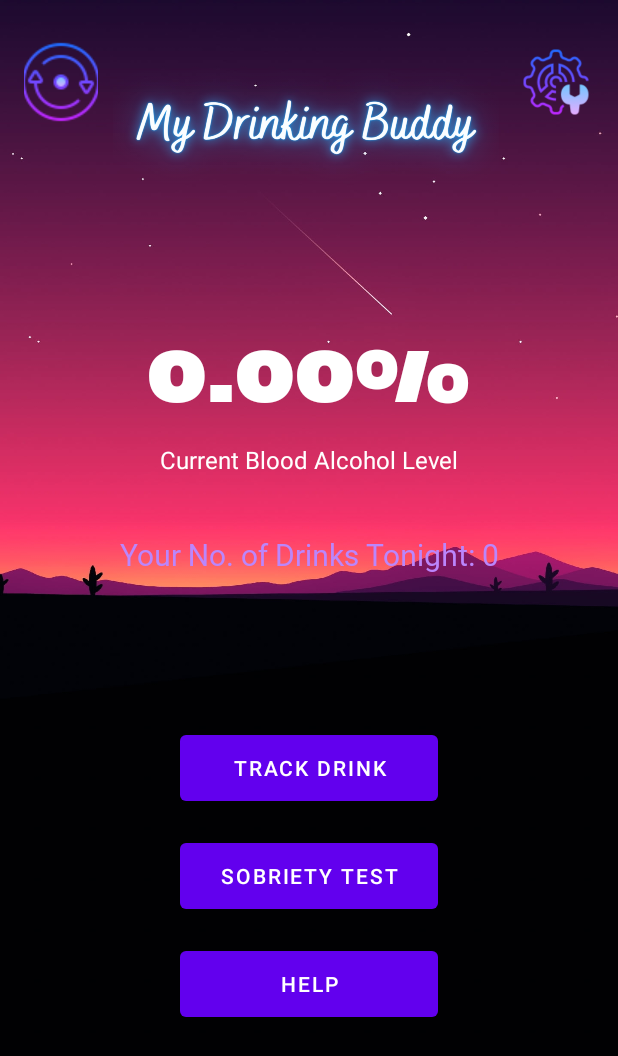
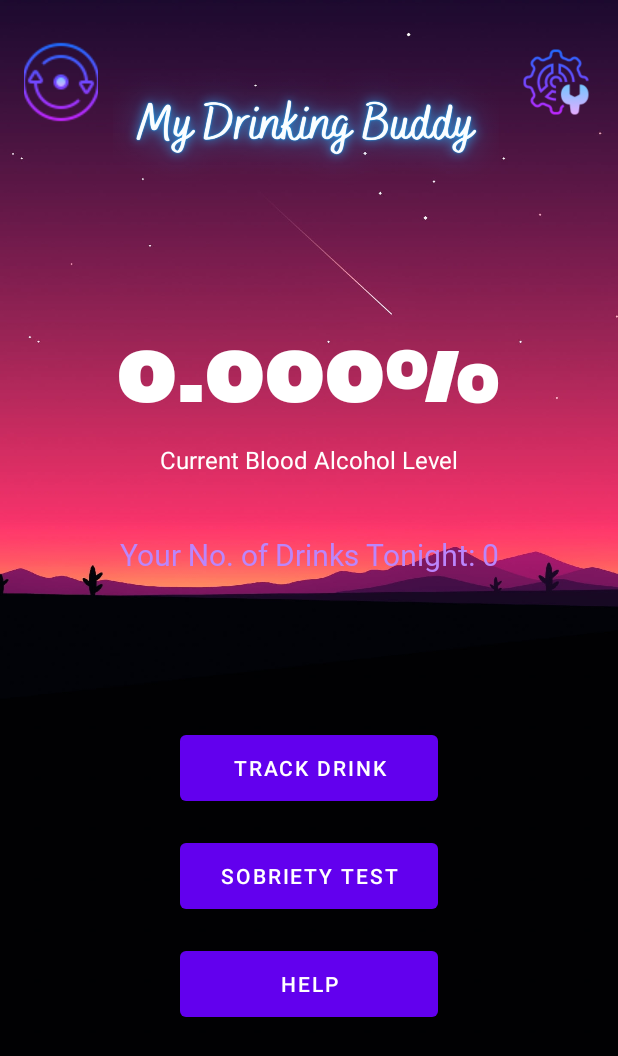
Before and after one commit to Java-Project-2022/Drinking-App, an Android app: the screen it shows after launch (MainActivity), on a phone screen of 412 x 824 dp. Shown: the top 1056 px of the screen. Run offline under Robolectric (Android 15) with nearby library versions, the phone set to English and light mode, and no system bars.

Commit message:
11/25/22 - Scott H. Updates to UI Comments added to calculation code

```diff
--- a/app/src/main/java/com/example/MyDrinkingBuddy/CalcService.java
+++ b/app/src/main/java/com/example/MyDrinkingBuddy/CalcService.java
@@ -4,7 +4,7 @@ public class CalcService {
     //bac running total variable
     public static double BAC = 0.00;
     //constant decrement per minute
-    public final static double decrement = 0.025f;
+    public final static double decrement = 0.00025f;
 
     //initialize array and drink variables
     public static double[] bacArray = new double[30];
@@ -95,7 +95,7 @@ public class CalcService {
         //calculate how much to add to each partition of array, 30 total positions for 30 minutes
         toAdd = (((drinkAlc/100) * drinkOz * ozToGrams) / (weight * lbsToGrams * genderConstant)) / 30;
         //get true percentage
-        toAdd = toAdd * 10000;
+        toAdd = toAdd * 100;
 
         //add to each partition of the array
         for (int i = 0; i < 30; i++) {
--- a/app/src/main/java/com/example/MyDrinkingBuddy/MainActivity.java
+++ b/app/src/main/java/com/example/MyDrinkingBuddy/MainActivity.java
@@ -31,7 +31,7 @@ public class MainActivity extends AppCompatActivity {
 
         // Display current blood alcohol level
         textView = (TextView) findViewById(R.id.textView);
-        textView.setText(String.format("%.002f", CalcService.BAC) + "%");
+        textView.setText(String.format("%.3f", CalcService.BAC) + "%");
 
         // TextView that increments by 1 when the user adds a drink
         TextView textView3 = (TextView) findViewById(R.id.textView3);
--- a/app/src/main/res/layout/activity_main.xml
+++ b/app/src/main/res/layout/activity_main.xml
@@ -38,10 +38,10 @@
         android:layout_height="wrap_content"
         android:layout_marginTop="90dp"
         android:fontFamily="@font/holtwood_one_sc"
-        android:scaleY="1.9"
         android:text="@string/BAC_Percent"
         android:textColor="@color/white"
         android:textSize="45sp"
+        android:scaleY="2.0"
         app:layout_constraintEnd_toEndOf="parent"
         app:layout_constraintHorizontal_bias="0.498"
         app:layout_constraintStart_toStartOf="parent"
```
Also changed, not shown: 1 other file.
